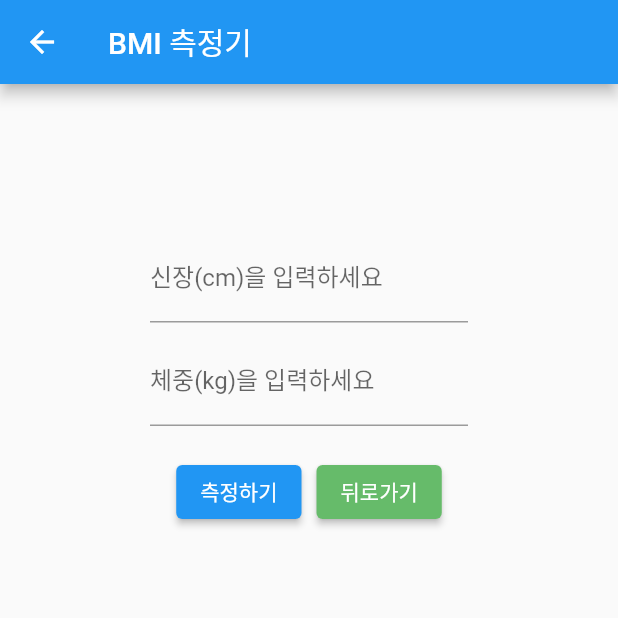
After one commit to monargent0/TJFlutterTeam, a Flutter app: the MeasureBmi screen opened directly, on a phone screen of 412 x 824 dp, the top half of it. The commit adds this screen. Run offline on Flutter 3.47's test engine with Material 2 defaults, Android fonts, the phone set to English and light mode, and no system bars; missing offline and left inert: bmi_app.

Commit message:
add jjh_ files

```diff
--- /dev/null
+++ b/tabbar_bmi_app/lib/jjh_bmiForm.dart
@@ -0,0 +1,127 @@
+
+import 'package:flutter/material.dart';
+import 'package:flutter/src/foundation/key.dart';
+import 'package:flutter/src/widgets/framework.dart';
+import 'package:tabbar_bmi_app/jjh_message.dart';
+
+class MeasureBmi extends StatefulWidget {
+  const MeasureBmi({Key? key}) : super(key: key);
+
+  @override
+  State<MeasureBmi> createState() => _MeasureBmiState();
+}
+
+class _MeasureBmiState extends State<MeasureBmi> {
+  late TextEditingController height;
+  late TextEditingController weight;
+
+  @override
+  void initState() {
+    height = TextEditingController();
+    weight = TextEditingController();
+    super.initState();
+  }
+
+  @override
+  Widget build(BuildContext context) {
+    return GestureDetector(
+      onTap: () {
+        FocusScope.of(context).unfocus();
+      },
+      child: Scaffold(
+        appBar: AppBar(
+          title: const Text("BMI 측정기"),
+        ),
+        body: Padding(
+          padding: const EdgeInsets.fromLTRB(100, 100, 100, 0),
+          child: SingleChildScrollView(
+            child: Column(
+              children: [
+                TextField(
+                  controller: height,
+                  decoration: const InputDecoration(labelText: '신장(cm)을 입력하세요'),
+                  keyboardType: TextInputType.text,
+                ),
+                const SizedBox(
+                  height: 10,
+                ),
+                TextField(
+                  controller: weight,
+                  decoration: const InputDecoration(labelText: '체중(kg)을 입력하세요'),
+                  keyboardType: TextInputType.text,
+                ),
+                const SizedBox(
+                  height: 20,
+                ),
+                Row(
+                  mainAxisAlignment: MainAxisAlignment.center,
+                  children: [
+                    ElevatedButton(
+                      onPressed: () {
+
+
+                        setState(() {
+                          if (height.text.isEmpty || weight.text.isEmpty) {
+                            errorSnackBar(context);
+                          } else {
+                           double hei = double.parse(height.text);
+                           double wei = double.parse(weight.text);
+
+                            BMI.height = hei;
+                            BMI.weight = wei;
+                            BMI.bmi = ((wei / (hei * hei)) * 10000);
+
+                            if (BMI.bmi > 0 && BMI.bmi <= 18.4) {
+                              BMI.resultBmi = "저체중";
+                              BMI.imagePath = 'images/bmi11.png';
+                            } else if (BMI.bmi <= 22.9) {
+                              BMI.resultBmi = "정상";
+                              BMI.imagePath = 'images/bmi22.png';
+                            } else if (BMI.bmi <= 24.9) {
+                              BMI.resultBmi = "과체중";
+                              BMI.imagePath = 'images/bmi33.png';
+                            } else if (BMI.bmi <= 29.9) {
+                              BMI.resultBmi = "비만";
+                              BMI.imagePath = 'images/bmi44.png';
+                            } else {
+                              BMI.resultBmi = "고도비만";
+                              BMI.imagePath = 'images/bmi55.png';
+                            }
+
+                            Navigator.pushNamed(context, '/result');
+                          }
+                        });
+                      },
+                      child: const Text('측정하기'),
+                    ),
+                    const SizedBox(
+                      width: 10,
+                    ),
+                    ElevatedButton(
+                      onPressed: () {
+                        Navigator.of(context).pop();
+                      },
+                      style: ButtonStyle(
+                        backgroundColor:
+                            MaterialStateProperty.all(Colors.green[400]),
+                      ),
+                      child: const Text('뒤로가기'),
+                    ),
+                  ],
+                ),
+              ],
+            ),
+          ),
+        ),
+      ),
+    );
+  }
+
+  errorSnackBar(BuildContext context) {
+    ScaffoldMessenger.of(context).showSnackBar(const SnackBar(
+      content: Text('숫자를 입력하세요'),
+      duration: Duration(seconds: 2),
+      backgroundColor: Colors.red,
+    ));
+  }
+}
--- /dev/null
+++ b/tabbar_bmi_app/lib/jjh_main.dart
@@ -0,0 +1,22 @@
+
+import 'package:flutter/material.dart';
+import 'package:tabbar_bmi_app/jjh_bmiForm.dart';
+import 'package:tabbar_bmi_app/jjh_home.dart';
+import 'package:tabbar_bmi_app/jjh_result.dart';
+
+class JJH extends StatelessWidget {
+  const JJH({Key? key}) : super(key: key);
+
+  // This widget is the root of your application.
+  @override
+  Widget build(BuildContext context) {
+    return MaterialApp(
+      initialRoute: "/",
+      routes: {
+        '/' :(context) => const Home(),
+        '/bmi' :(context) => const MeasureBmi(),
+        '/result' :(context) => const Result(),
+      },
+    );
+  }
+}
--- /dev/null
+++ b/tabbar_bmi_app/lib/jjh_message.dart
@@ -0,0 +1,7 @@
+class BMI{
+  static double height = 0.0;
+  static double weight = 0.0;
+  static double bmi = 0.0;
+  static String resultBmi = "";
+  static String imagePath = "";
+}
--- a/tabbar_bmi_app/lib/main.dart
+++ b/tabbar_bmi_app/lib/main.dart
@@ -53,7 +53,9 @@ class _MyHomePageState extends State<MyHomePage> with SingleTickerProviderStateM
       ),
       body: TabBarView(
         controller: controller,
-        children: const [],
+        children: const [
+
+        ],
       ),
       bottomNavigationBar: Container(
         color: Colors.deepOrange[200],
```
Also changed, not shown: tabbar_bmi_app/lib/jjh_home.dart (added, +44 -0 lines), tabbar_bmi_app/lib/jjh_result.dart (added, +92 -0 lines).
